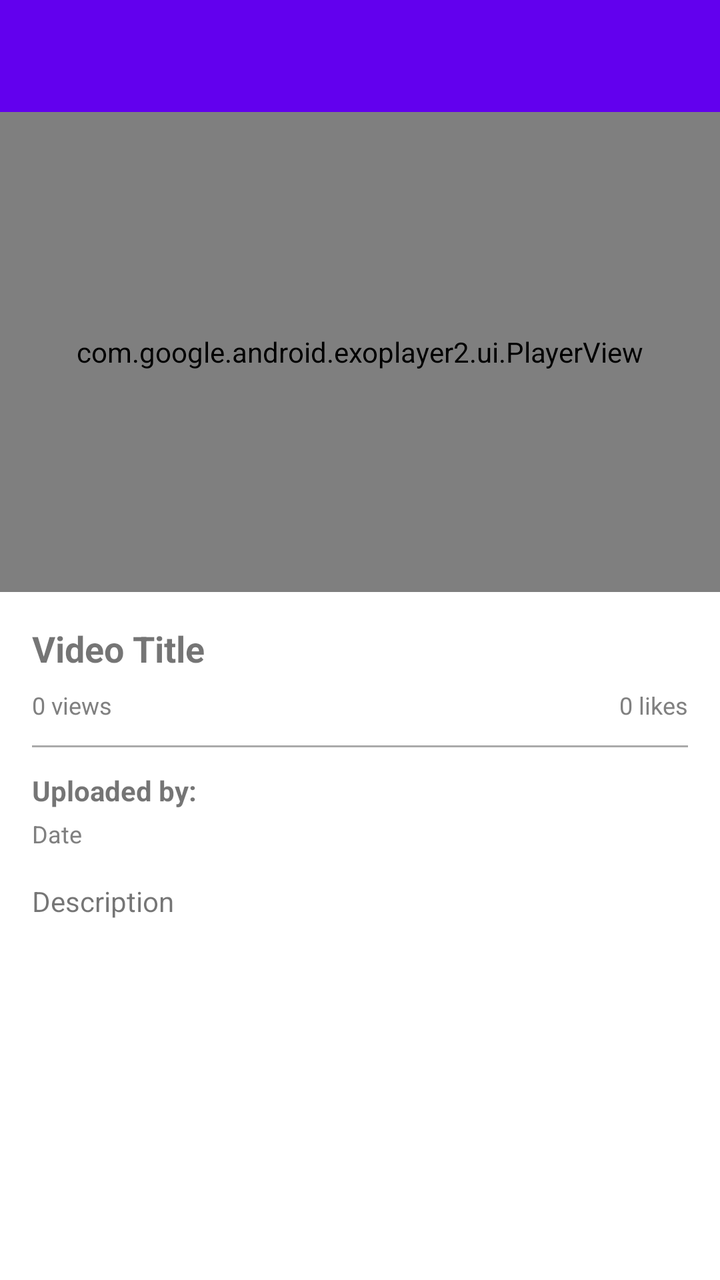
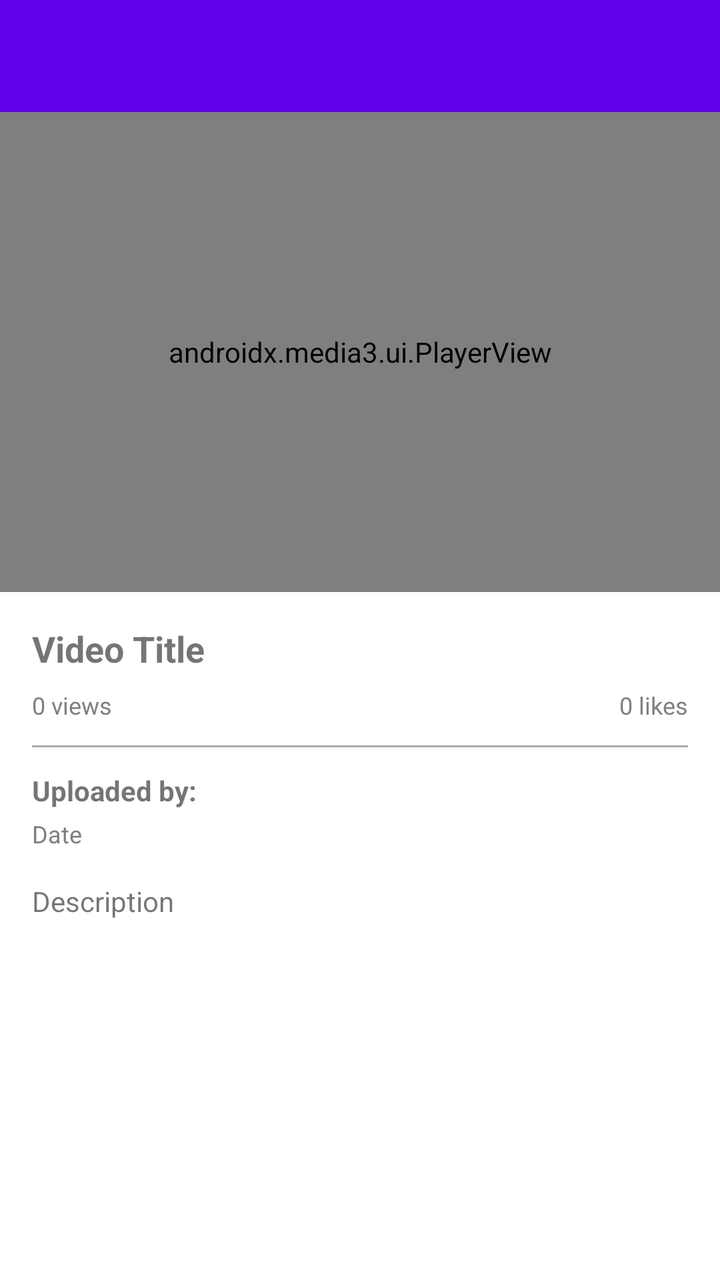

Screens rendered from an Android XML layout before and after an edit, with the pre-edit source and the edit as a unified diff.
<!-- AndroidManifest.xml: application theme Theme.Muzea -->
<!-- res/layout/activity_video_detail.xml -->
<?xml version="1.0" encoding="utf-8"?>
<LinearLayout xmlns:android="http://schemas.android.com/apk/res/android"
    xmlns:app="http://schemas.android.com/apk/res-auto"
    android:layout_width="match_parent"
    android:layout_height="match_parent"
    android:orientation="vertical">

    <androidx.appcompat.widget.Toolbar
        android:id="@+id/toolbar"
        android:layout_width="match_parent"
        android:layout_height="?attr/actionBarSize"
        android:background="?attr/colorPrimary"
        android:theme="@style/ThemeOverlay.AppCompat.Dark.ActionBar" />

    <FrameLayout
        android:layout_width="match_parent"
        android:layout_height="240dp"
        android:background="@android:color/black">

        <com.google.android.exoplayer2.ui.PlayerView
            android:id="@+id/playerView"
            android:layout_width="match_parent"
            android:layout_height="match_parent"
            app:use_controller="true"
            app:show_buffering="when_playing"
            app:resize_mode="fit" />

        <ProgressBar
            android:id="@+id/progressBar"
            android:layout_width="wrap_content"
            android:layout_height="wrap_content"
            android:layout_gravity="center"
            android:visibility="gone" />

    </FrameLayout>

    <ScrollView
        android:layout_width="match_parent"
        android:layout_height="match_parent">

        <LinearLayout
            android:layout_width="match_parent"
            android:layout_height="wrap_content"
            android:orientation="vertical"
            android:padding="16dp">

            <TextView
                android:id="@+id/tvTitle"
                android:layout_width="match_parent"
                android:layout_height="wrap_content"
                android:text="Video Title"
                android:textSize="18sp"
                android:textStyle="bold" />

            <LinearLayout
                android:layout_width="match_parent"
                android:layout_height="wrap_content"
                android:layout_marginTop="8dp"
                android:orientation="horizontal">

                <TextView
                    android:id="@+id/tvViews"
                    android:layout_width="0dp"
                    android:layout_height="wrap_content"
                    android:layout_weight="1"
                    android:text="0 views"
                    android:textColor="@color/gray"
                    android:textSize="12sp" />

                <TextView
                    android:id="@+id/tvLikes"
                    android:layout_width="wrap_content"
                    android:layout_height="wrap_content"
                    android:text="0 likes"
                    android:textColor="@color/gray"
                    android:textSize="12sp" />

            </LinearLayout>

            <View
                android:layout_width="match_parent"
                android:layout_height="1dp"
                android:layout_marginVertical="12dp"
                android:background="@android:color/darker_gray" />

            <TextView
                android:id="@+id/tvUploader"
                android:layout_width="match_parent"
                android:layout_height="wrap_content"
                android:text="Uploaded by: "
                android:textSize="14sp"
                android:textStyle="bold" />

            <TextView
                android:id="@+id/tvDate"
                android:layout_width="match_parent"
                android:layout_height="wrap_content"
                android:layout_marginTop="4dp"
                android:text="Date"
                android:textColor="@color/gray"
                android:textSize="12sp" />

            <TextView
                android:id="@+id/tvDescription"
                android:layout_width="match_parent"
                android:layout_height="wrap_content"
                android:layout_marginTop="16dp"
                android:text="Description"
                android:textSize="14sp" />

        </LinearLayout>

    </ScrollView>

</LinearLayout>
<!-- resources referenced by this layout -->
<resources>
  <color name="gray">#FF808080</color>
  <style name="Theme.Muzea" parent="Theme.MaterialComponents.DayNight.NoActionBar">
          <item name="colorPrimary">@color/purple_500</item>
          <item name="colorPrimaryVariant">@color/purple_700</item>
          <item name="colorOnPrimary">@color/white</item>
          <item name="colorSecondary">@color/teal_200</item>
          <item name="colorSecondaryVariant">@color/teal_700</item>
          <item name="colorOnSecondary">@color/black</item>
          <item name="android:statusBarColor">?attr/colorPrimaryVariant</item>
  
          
          <item name="materialButtonStyle">@style/Widget.MaterialComponents.Button</item>
          <item name="materialCardViewStyle">@style/Widget.MaterialComponents.CardView</item>
      </style>
  <color name="purple_500">#FF6200EE</color>
  <color name="purple_700">#FF3700B3</color>
  <color name="white">#FFFFFFFF</color>
  <color name="teal_200">#FF03DAC5</color>
  <color name="teal_700">#FF018786</color>
  <color name="black">#FF000000</color>
</resources>

<!-- the commit's change to res/layout/activity_video_detail.xml (unified diff, before → after) -->
@@ -17,7 +17,7 @@
         android:layout_height="240dp"
         android:background="@android:color/black">
 
-        <com.google.android.exoplayer2.ui.PlayerView
+        <androidx.media3.ui.PlayerView
             android:id="@+id/playerView"
             android:layout_width="match_parent"
             android:layout_height="match_parent"
